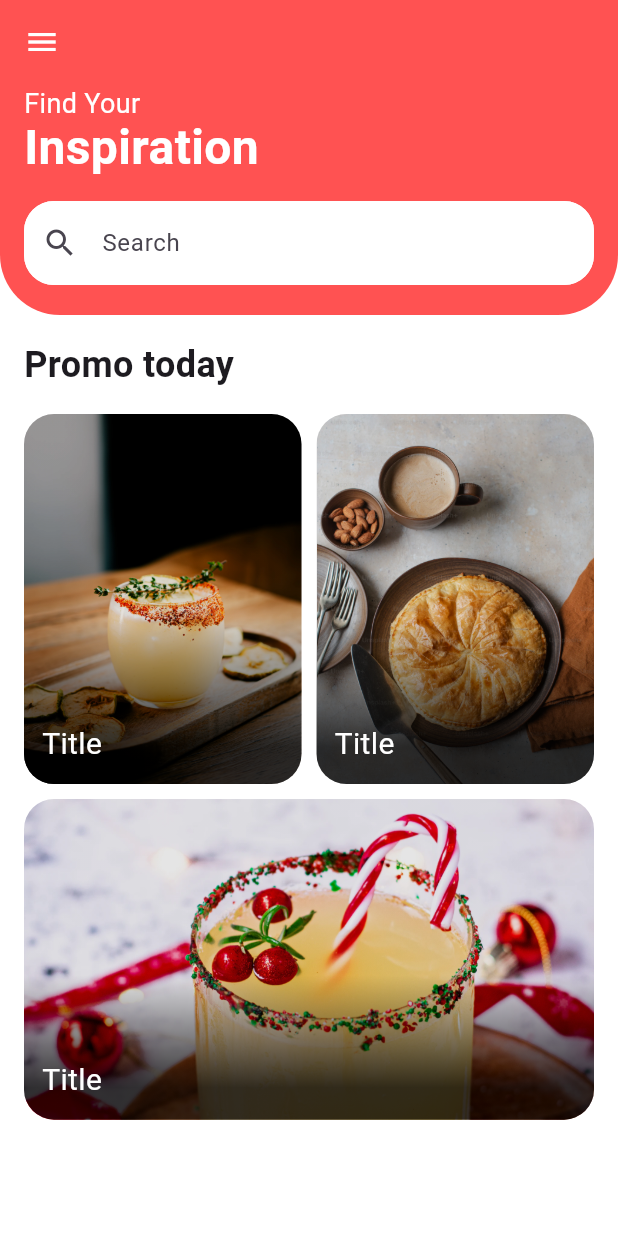
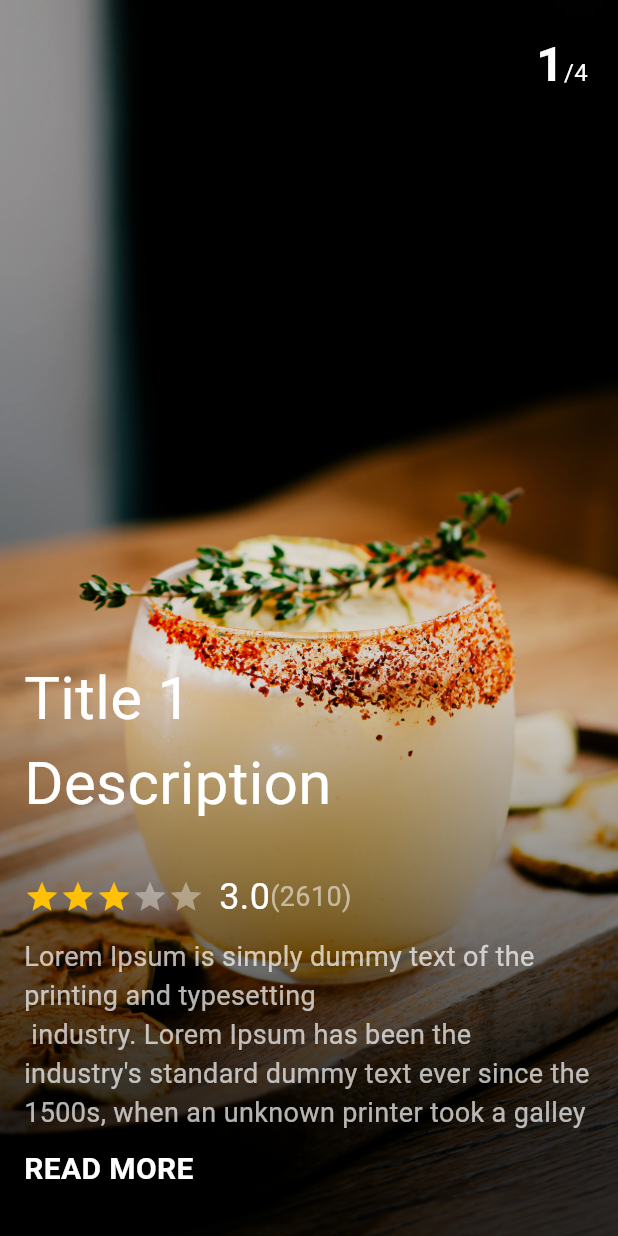
Before and after one commit to BaoLam2610/Flutter-UITutorial, a Flutter app: the screen it shows after launch, on a phone screen of 412 x 824 dp. Run offline on Flutter 3.47's test engine with Material 2 defaults, Android fonts, the phone set to English and light mode, and no system bars; drawn by our look-alikes of flutter_rating_bar.

Commit message:
add screen day 2 - page view

```diff
--- a/lib/main.dart
+++ b/lib/main.dart
@@ -1,5 +1,6 @@
 import 'package:flutter/material.dart';
 import 'package:ui_tutorial/pages/screen_1/home_1.dart';
+import 'package:ui_tutorial/pages/screen_2/home_2.dart';
 
 void main() {
   runApp(const MyApp());
@@ -15,7 +16,8 @@ class MyApp extends StatelessWidget {
         useMaterial3: true,
       ),
       debugShowCheckedModeBanner: false,
-      home: const Home1Screen(),
+      home: const Home2Screen(),
+      // const Home1Screen(),
     );
   }
 }
--- /dev/null
+++ b/lib/pages/screen_2/home_2.dart
@@ -0,0 +1,141 @@
+import 'package:flutter/material.dart';
+import 'package:flutter_rating_bar/flutter_rating_bar.dart';
+
+class Home2Screen extends StatefulWidget {
+  const Home2Screen({super.key});
+
+  @override
+  State<Home2Screen> createState() => _Home2ScreenState();
+}
+
+class _Home2ScreenState extends State<Home2Screen> {
+  late PageController _pageController;
+
+  @override
+  void initState() {
+    super.initState();
+    _pageController = PageController(initialPage: 0);
+    _pageController.addListener(() {});
+  }
+
+  @override
+  Widget build(BuildContext context) {
+    return Scaffold(
+      body: _buildBody(),
+    );
+  }
+
+  _buildBody() => PageView.builder(
+        controller: _pageController,
+        itemCount: 4,
+        itemBuilder: (context, index) {
+          final page = index + 1;
+          return _buildPageView('assets/images/image_$page.jpg', page);
+        },
+      );
+
+  _buildPageView(String image, int page) => Stack(
+        children: [
+          SizedBox(
+            width: double.infinity,
+            height: double.infinity,
+            child: Image.asset(
+              image,
+              fit: BoxFit.cover,
+            ),
+          ),
+          Container(
+            height: double.infinity,
+            width: double.infinity,
+            decoration: BoxDecoration(
+              gradient: LinearGradient(
+                begin: Alignment.bottomRight,
+                stops: const [0.2, 0.9],
+                colors: [
+                  Colors.black.withOpacity(.8),
+                  Colors.black.withOpacity(.1),
+                ],
+              ),
+            ),
+          ),
+          Positioned(
+            top: 20,
+            right: 20,
+            child: Text.rich(
+              TextSpan(
+                style: const TextStyle(color: Colors.white),
+                children: [
+                  TextSpan(
+                    text: page.toString(),
+                    style: const TextStyle(
+                        fontSize: 32, fontWeight: FontWeight.bold),
+                  ),
+                  const TextSpan(
+                    text: '/4',
+                    style: TextStyle(fontSize: 16),
+                  ),
+                ],
+              ),
+            ),
+          ),
+          Positioned(
+              bottom: 0, left: 0, right: 0, child: _buildContentArea(page)),
+        ],
+      );
+
+  _buildContentArea(int page) => Padding(
+        padding: const EdgeInsets.symmetric(horizontal: 16),
+        child: Column(
+          crossAxisAlignment: CrossAxisAlignment.start,
+          children: [
+            Text(
+              'Title $page \nDescription',
+              style: const TextStyle(fontSize: 40, color: Colors.white),
+            ),
+            const SizedBox(height: 30),
+            _buildRatingBarSection(),
+            const SizedBox(height: 10),
+            const Text(
+              'Lorem Ipsum is simply dummy text of the printing and typesetting\n industry. Lorem Ipsum has been the industry\'s standard dummy text ever since the 1500s, when an unknown printer took a galley of type and scrambled it to make a type specimen book. It has survived not only five centuries, but also the leap into electronic typesetting, remaining essentially unchanged. It was popularised in the 1960s with the release of Letraset sheets containing Lorem Ipsum passages, and more recently with desktop publishing software like Aldus PageMaker including versions of Lorem Ipsum.',
+              style: TextStyle(fontSize: 18, color: Colors.white70),
+              maxLines: 5,
+            ),
+            const SizedBox(height: 10),
+            const Text(
+              'READ MORE',
+              style: TextStyle(
+                fontSize: 20,
+                fontWeight: FontWeight.bold,
+                color: Colors.white,
+              ),
+            ),
+            const SizedBox(height: 30),
+          ],
+        ),
+      );
+
+  _buildRatingBarSection() => Row(
+        children: [
+          RatingBarIndicator(
+            rating: 3,
+            unratedColor: Colors.white38,
+            itemBuilder: (context, index) => const Icon(
+              Icons.star,
+              color: Colors.amber,
+            ),
+            itemCount: 5,
+            itemSize: 24.0,
+            direction: Axis.horizontal,
+          ),
+          const SizedBox(width: 10),
+          const Text(
+            '3.0',
+            style: TextStyle(fontSize: 24, color: Colors.white),
+          ),
+          const Text(
+            '(2610)',
+            style: TextStyle(fontSize: 18, color: Colors.white54),
+          )
+        ],
+      );
+}
--- a/pubspec.yaml
+++ b/pubspec.yaml
@@ -35,6 +35,7 @@ dependencies:
   # The following adds the Cupertino Icons font to your application.
   # Use with the CupertinoIcons class for iOS style icons.
   cupertino_icons: ^1.0.2
+  flutter_rating_bar: ^4.0.1
 
 dev_dependencies:
   flutter_test:
```
Also changed, not shown: assets/images/image_4.jpg (added), pubspec.lock.
